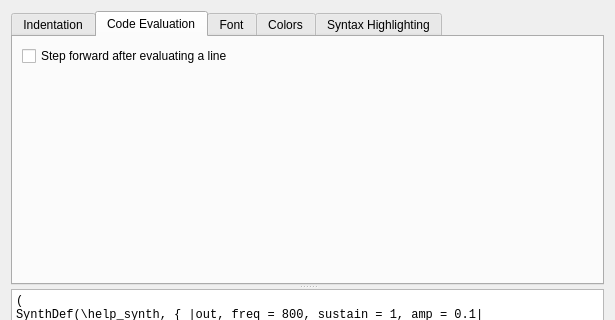
supercollider/supercollider, file editors/sc-ide/forms/settings_editor.ui: the form before one commit; both pictures show x 0 to 615 and y 0 to 320 of the 615 by 471 pixel window.
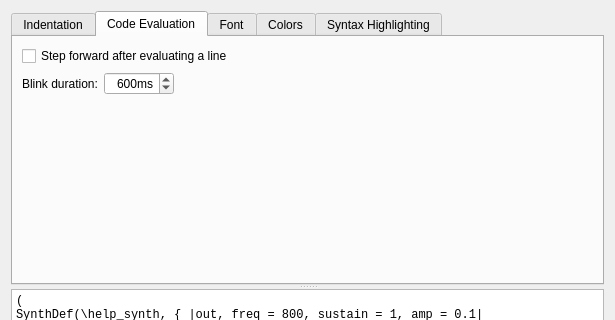
The form after the commit. The open tabs and pages were chosen to show the change. Custom widgets are drawn as their Qt base class.

Commit message: scide: make blink duration configurable

Diff of the .ui file:
```diff
--- a/editors/sc-ide/forms/settings_editor.ui
+++ b/editors/sc-ide/forms/settings_editor.ui
@@ -111,6 +111,49 @@
           </property>
          </widget>
         </item>
+        <item>
+         <layout class="QHBoxLayout" name="horizontalLayout_4">
+          <item>
+           <widget class="QLabel" name="label_11">
+            <property name="text">
+             <string>Blink duration:</string>
+            </property>
+           </widget>
+          </item>
+          <item>
+           <widget class="QSpinBox" name="blinkDuration">
+            <property name="alignment">
+             <set>Qt::AlignRight|Qt::AlignTrailing|Qt::AlignVCenter</set>
+            </property>
+            <property name="suffix">
+             <string>ms</string>
+            </property>
+            <property name="minimum">
+             <number>1</number>
+            </property>
+            <property name="maximum">
+             <number>1000</number>
+            </property>
+            <property name="value">
+             <number>600</number>
+            </property>
+           </widget>
+          </item>
+          <item>
+           <spacer name="horizontalSpacer_2">
+            <property name="orientation">
+             <enum>Qt::Horizontal</enum>
+            </property>
+            <property name="sizeHint" stdset="0">
+             <size>
+              <width>40</width>
+              <height>20</height>
+             </size>
+            </property>
+           </spacer>
+          </item>
+         </layout>
+        </item>
         <item>
          <spacer name="verticalSpacer_2">
           <property name="orientation">
```
Left out of the diff: 3 changed lines with no effect on the pictures. The commit also changes 5 other files.
